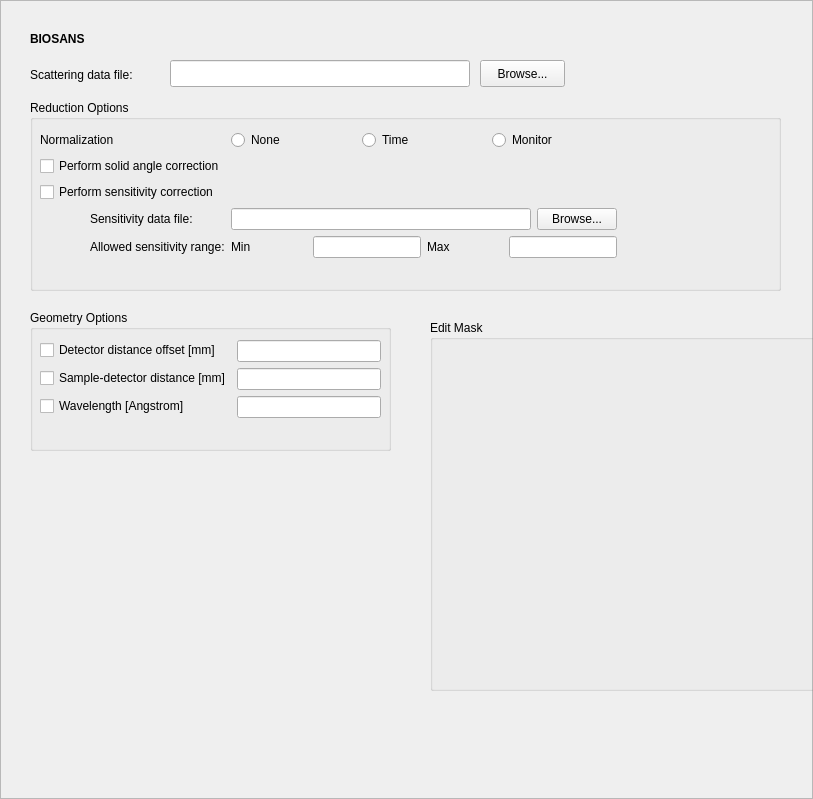
Qt form Code/Mantid/PythonAPI/scripts/Interface/ui/hfir_data_summary.ui (mantidproject/mantid) before a commit.
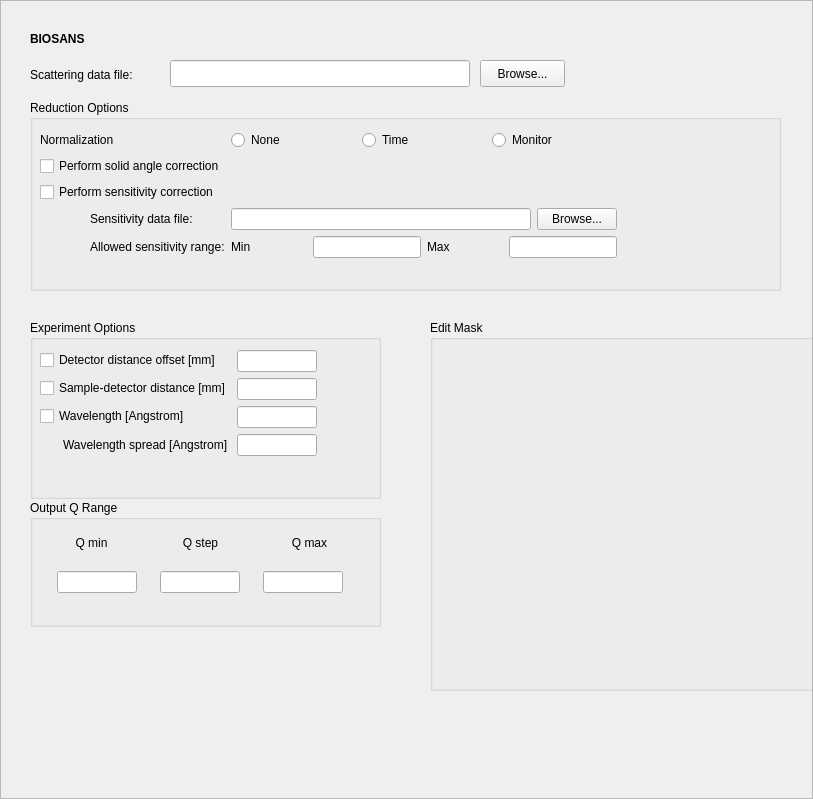
The same form after that commit.

Commit message: Added reduction output. Re #1650

```diff
--- a/Code/Mantid/PythonAPI/scripts/Interface/ui/hfir_data_summary.ui
+++ b/Code/Mantid/PythonAPI/scripts/Interface/ui/hfir_data_summary.ui
@@ -248,24 +248,27 @@
    <property name="geometry">
     <rect>
      <x>30</x>
-     <y>310</y>
-     <width>361</width>
-     <height>141</height>
+     <y>320</y>
+     <width>351</width>
+     <height>179</height>
     </rect>
    </property>
    <property name="title">
-    <string>Geometry Options</string>
+    <string>Experiment Options</string>
    </property>
    <widget class="QWidget" name="formLayoutWidget_3">
     <property name="geometry">
      <rect>
       <x>10</x>
       <y>30</y>
-      <width>341</width>
-      <height>101</height>
+      <width>351</width>
+      <height>138</height>
      </rect>
     </property>
     <layout class="QFormLayout" name="formLayout_3">
+     <property name="fieldGrowthPolicy">
+      <enum>QFormLayout::AllNonFixedFieldsGrow</enum>
+     </property>
      <item row="0" column="0">
       <widget class="QCheckBox" name="detector_offset_chk">
        <property name="toolTip">
@@ -281,6 +284,18 @@
      </item>
      <item row="0" column="1">
       <widget class="QLineEdit" name="detector_offset_edit">
+       <property name="minimumSize">
+        <size>
+         <width>80</width>
+         <height>0</height>
+        </size>
+       </property>
+       <property name="maximumSize">
+        <size>
+         <width>80</width>
+         <height>16777215</height>
+        </size>
+       </property>
        <property name="toolTip">
         <string>Enter the detector distance offset in mm.</string>
        </property>
@@ -298,6 +313,24 @@
      </item>
      <item row="1" column="1">
       <widget class="QLineEdit" name="sample_dist_edit">
+       <property name="sizePolicy">
+        <sizepolicy hsizetype="Expanding" vsizetype="Fixed">
+         <horstretch>0</horstretch>
+         <verstretch>0</verstretch>
+        </sizepolicy>
+       </property>
+       <property name="minimumSize">
+        <size>
+         <width>80</width>
+         <height>0</height>
+        </size>
+       </property>
+       <property name="maximumSize">
+        <size>
+         <width>80</width>
+         <height>16777215</height>
+        </size>
+       </property>
        <property name="toolTip">
         <string>Enter the value of the sample-to-detector distance in mm.</string>
        </property>
@@ -315,11 +348,52 @@
      </item>
      <item row="2" column="1">
       <widget class="QLineEdit" name="wavelength_edit">
+       <property name="minimumSize">
+        <size>
+         <width>80</width>
+         <height>0</height>
+        </size>
+       </property>
+       <property name="maximumSize">
+        <size>
+         <width>80</width>
+         <height>16777215</height>
+        </size>
+       </property>
        <property name="toolTip">
         <string>Enter the value of the neutron wavelength.</string>
        </property>
       </widget>
      </item>
+     <item row="3" column="1">
+      <widget class="QLineEdit" name="wavelength_spread_edit">
+       <property name="minimumSize">
+        <size>
+         <width>80</width>
+         <height>0</height>
+        </size>
+       </property>
+       <property name="maximumSize">
+        <size>
+         <width>80</width>
+         <height>16777215</height>
+        </size>
+       </property>
+       <property name="toolTip">
+        <string>Enter the value of the neutron wavelength spread.</string>
+       </property>
+      </widget>
+     </item>
+     <item row="3" column="0">
+      <widget class="QLabel" name="label_10">
+       <property name="text">
+        <string>Wavelength spread [Angstrom]</string>
+       </property>
+       <property name="indent">
+        <number>23</number>
+       </property>
+      </widget>
+     </item>
     </layout>
    </widget>
   </widget>
@@ -442,6 +516,130 @@
     </layout>
    </widget>
   </widget>
+  <widget class="QGroupBox" name="groupBox_2">
+   <property name="geometry">
+    <rect>
+     <x>30</x>
+     <y>500</y>
+     <width>351</width>
+     <height>127</height>
+    </rect>
+   </property>
+   <property name="title">
+    <string>Output Q Range</string>
+   </property>
+   <widget class="QWidget" name="horizontalLayoutWidget_3">
+    <property name="geometry">
+     <rect>
+      <x>10</x>
+      <y>27</y>
+      <width>321</width>
+      <height>31</height>
+     </rect>
+    </property>
+    <layout class="QHBoxLayout" name="horizontalLayout_3">
+     <item>
+      <widget class="QLabel" name="label">
+       <property name="text">
+        <string>Q min</string>
+       </property>
+       <property name="alignment">
+        <set>Qt::AlignCenter</set>
+       </property>
+      </widget>
+     </item>
+     <item>
+      <widget class="QLabel" name="label_2">
+       <property name="text">
+        <string>Q step</string>
+       </property>
+       <property name="alignment">
+        <set>Qt::AlignCenter</set>
+       </property>
+      </widget>
+     </item>
+     <item>
+      <widget class="QLabel" name="label_3">
+       <property name="text">
+        <string>Q max</string>
+       </property>
+       <property name="alignment">
+        <set>Qt::AlignCenter</set>
+       </property>
+      </widget>
+     </item>
+    </layout>
+   </widget>
+   <widget class="QWidget" name="horizontalLayoutWidget_2">
+    <property name="geometry">
+     <rect>
+      <x>10</x>
+      <y>60</y>
+      <width>321</width>
+      <height>45</height>
+     </rect>
+    </property>
+    <layout class="QHBoxLayout" name="horizontalLayout_2">
+     <item>
+      <widget class="QLineEdit" name="q_min_edit">
+       <property name="minimumSize">
+        <size>
+         <width>80</width>
+         <height>0</height>
+        </size>
+       </property>
+       <property name="maximumSize">
+        <size>
+         <width>80</width>
+         <height>16777215</height>
+        </size>
+       </property>
+       <property name="toolTip">
+        <string>Enter the value of the minimum Q-value for the output I(Q) in 1/Angstrom.</string>
+       </property>
+      </widget>
+     </item>
+     <item>
+      <widget class="QLineEdit" name="q_step_edit">
+       <property name="minimumSize">
+        <size>
+         <width>80</width>
+         <height>0</height>
+        </size>
+       </property>
+       <property name="maximumSize">
+        <size>
+         <width>80</width>
+         <height>16777215</height>
+        </size>
+       </property>
+       <property name="toolTip">
+        <string>Enter the value of Q step for the output I(Q) in 1/Angstrom. Enter a negative value for logarithmic binning.</string>
+       </property>
+      </widget>
+     </item>
+     <item>
+      <widget class="QLineEdit" name="q_max_edit">
+       <property name="minimumSize">
+        <size>
+         <width>80</width>
+         <height>0</height>
+        </size>
+       </property>
+       <property name="maximumSize">
+        <size>
+         <width>80</width>
+         <height>16777215</height>
+        </size>
+       </property>
+       <property name="toolTip">
+        <string>Enter the value of the maximum Q-value for the output I(Q) in 1/Angstrom.</string>
+       </property>
+      </widget>
+     </item>
+    </layout>
+   </widget>
+  </widget>
  </widget>
  <resources/>
  <connections/>
```
The commit also changes 15 other files.
